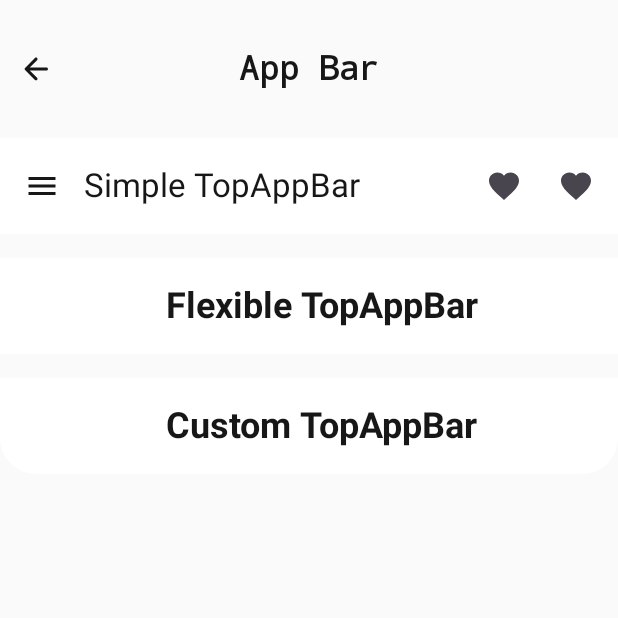
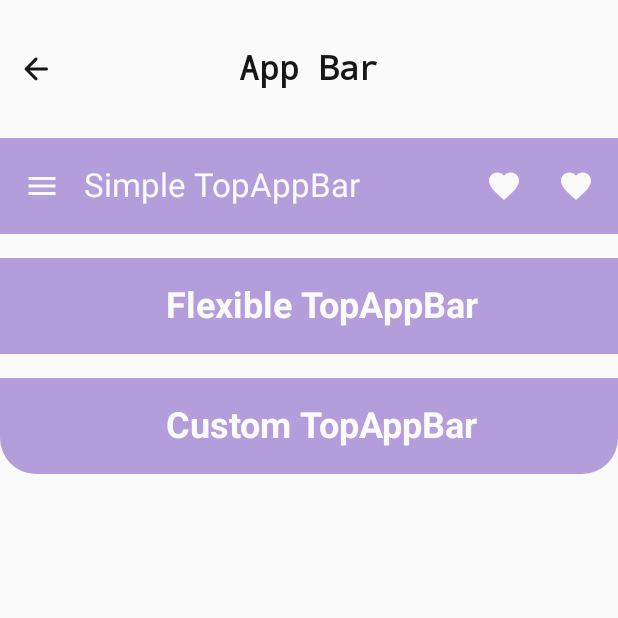
Before and after one commit to deepshooter/ComposeComponents, an Android app built with Jetpack Compose: the appbar screen opened through its navigation route, on a phone screen of 412 x 824 dp, the top half of it. Run offline under Robolectric (Android 15) with nearby library versions, the phone set to English and light mode, and no system bars.

Commit message:
Modified AppBar Background

```diff
--- a/app/src/main/java/com/deepshooter/composecomponents/ui/modules/components/appbar/AppBarScreen.kt
+++ b/app/src/main/java/com/deepshooter/composecomponents/ui/modules/components/appbar/AppBarScreen.kt
@@ -15,20 +15,27 @@ import androidx.compose.material.icons.filled.Menu
 import androidx.compose.material3.ExperimentalMaterial3Api
 import androidx.compose.material3.Icon
 import androidx.compose.material3.IconButton
+import androidx.compose.material3.MaterialTheme
 import androidx.compose.material3.Scaffold
 import androidx.compose.material3.Text
 import androidx.compose.material3.TopAppBar
+import androidx.compose.material3.TopAppBarDefaults
 import androidx.compose.runtime.Composable
+import androidx.compose.runtime.collectAsState
+import androidx.compose.runtime.getValue
 import androidx.compose.ui.Modifier
 import androidx.compose.ui.draw.clip
+import androidx.compose.ui.graphics.Color
 import androidx.compose.ui.text.font.FontWeight
 import androidx.compose.ui.text.style.TextAlign
 import androidx.compose.ui.tooling.preview.Preview
 import androidx.compose.ui.unit.dp
 import androidx.compose.ui.unit.sp
 import com.deepshooter.composecomponents.ui.theme.ComposeComponentsTheme
+import com.deepshooter.composecomponents.ui.theme.Purple200
 import com.deepshooter.composecomponents.utils.AppComponent
 import com.deepshooter.composecomponents.utils.AppComponent.Header
+import com.deepshooter.composecomponents.utils.UIThemeController
 
 @Composable
 fun AppBarScreen(
@@ -74,6 +81,10 @@ fun AppBarScreenSkeleton(
 @OptIn(ExperimentalMaterial3Api::class)
 @Composable
 fun SimpleTopAppBar() {
+
+    val isDark by UIThemeController.isDarkMode.collectAsState()
+
+
     TopAppBar(
         title = { Text("Simple TopAppBar") },
         navigationIcon = {
@@ -89,13 +100,22 @@ fun SimpleTopAppBar() {
             IconButton(onClick = { /* doSomething() */ }) {
                 Icon(Icons.Filled.Favorite, contentDescription = "Description")
             }
-        }
+        },
+        colors = TopAppBarDefaults.topAppBarColors(
+            containerColor = if (isDark) Color.Black else Purple200,
+            titleContentColor = MaterialTheme.colorScheme.onPrimary,
+            navigationIconContentColor = MaterialTheme.colorScheme.onPrimary,
+            actionIconContentColor = MaterialTheme.colorScheme.onSecondary
+        )
     )
 }
 
 @OptIn(ExperimentalMaterial3Api::class)
 @Composable
 fun FlexibleTopAppBar() {
+
+    val isDark by UIThemeController.isDarkMode.collectAsState()
+
     TopAppBar(title = {
         Text(
             modifier = Modifier.fillMaxWidth(),
@@ -104,12 +124,21 @@ fun FlexibleTopAppBar() {
             fontWeight = FontWeight.Bold,
             fontSize = 24.sp
         )
-    })
+    },
+        colors = TopAppBarDefaults.topAppBarColors(
+            containerColor = if (isDark) Color.Black else Purple200,
+            titleContentColor = MaterialTheme.colorScheme.onPrimary,
+            navigationIconContentColor = MaterialTheme.colorScheme.onPrimary,
+            actionIconContentColor = MaterialTheme.colorScheme.onSecondary
+        )
+    )
 }
 
 @OptIn(ExperimentalMaterial3Api::class)
 @Composable
 fun CustomTopAppBar() {
+
+    val isDark by UIThemeController.isDarkMode.collectAsState()
 
     TopAppBar(
         modifier = Modifier.clip(RoundedCornerShape(0.dp, 0.dp, 24.dp, 24.dp)),
@@ -121,7 +150,14 @@ fun CustomTopAppBar() {
                 fontWeight = FontWeight.Bold,
                 fontSize = 24.sp
             )
-        })
+        },
+        colors = TopAppBarDefaults.topAppBarColors(
+            containerColor = if (isDark) Color.Black else Purple200,
+            titleContentColor = MaterialTheme.colorScheme.onPrimary,
+            navigationIconContentColor = MaterialTheme.colorScheme.onPrimary,
+            actionIconContentColor = MaterialTheme.colorScheme.onSecondary
+        )
+    )
 }
 
 @Preview
```
